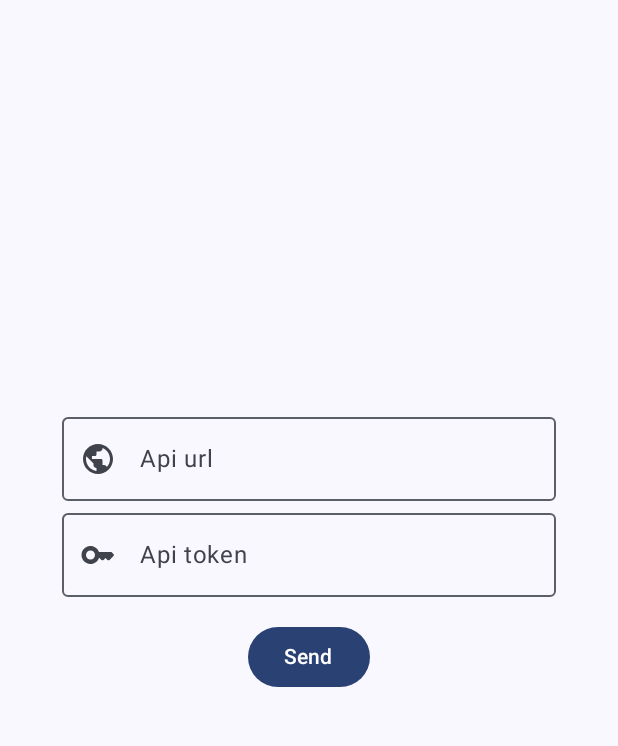
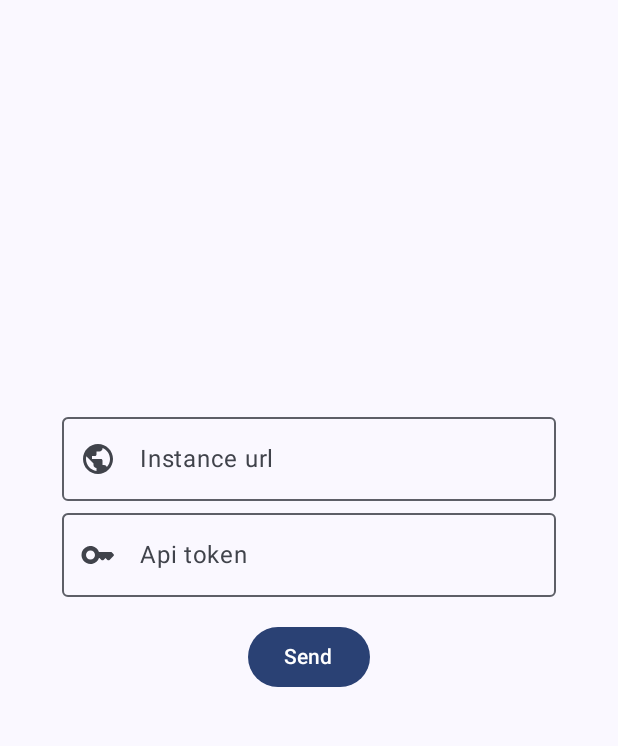
Before and after one commit to aimok04/grocy-for-wear-os, an Android app built with Jetpack Compose: the screen it shows after launch (MainActivity), on a phone screen of 412 x 824 dp, the part 69-815 px from its top. Run offline under Robolectric (Android 15) with nearby library versions, the phone set to English and light mode, and no system bars; our stand-ins replace accompanist.

Commit message:
feat(companion): renamed "api" url field to prevent confusion

```diff
--- a/companion/src/main/res/values/strings.xml
+++ b/companion/src/main/res/values/strings.xml
@@ -5,7 +5,7 @@
     <string name="action_back">Back</string>
 
     <!-- MainActivity -->
-    <string name="main_field_api_url">Api url</string>
+    <string name="main_field_api_url">Instance url</string>
     <string name="main_field_api_token">Api token</string>
     <string name="main_button_send">Send</string>
 
```
Also changed, not shown: 1 other file.
